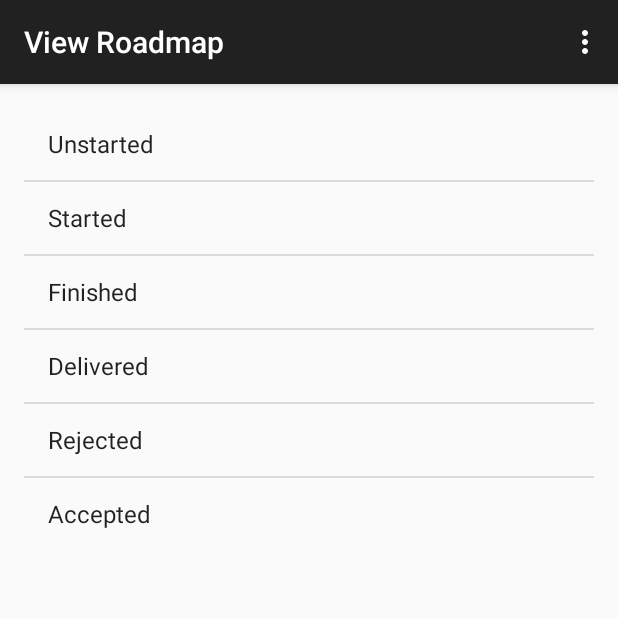
After one commit to sickan90/EDA397-Group-3-2015, an Android app: the ViewRoadmap screen opened directly, with no data from a screen before it, on a phone screen of 412 x 824 dp, the top half of it. The commit adds this screen. Run offline under Robolectric (Android 15) with nearby library versions, the phone set to English and light mode, and no system bars; our stand-ins replace Volley; network calls fail.

Commit message:
Finished the user story View Roadmap

```diff
--- /dev/null
+++ b/app/src/main/java/com/github/sickan90/eda397ppapp/ViewRoadmap.java
@@ -0,0 +1,172 @@
+package com.github.sickan90.eda397ppapp;
+
+import android.content.Intent;
+import android.content.SharedPreferences;
+import android.support.v7.app.ActionBarActivity;
+import android.os.Bundle;
+import android.view.Menu;
+import android.view.MenuItem;
+import android.view.View;
+import android.widget.AdapterView;
+import android.widget.ArrayAdapter;
+import android.widget.ListView;
+import android.widget.Toast;
+
+import com.android.volley.AuthFailureError;
+import com.android.volley.Response;
+import com.android.volley.VolleyError;
+import com.android.volley.VolleyLog;
+import com.android.volley.toolbox.JsonArrayRequest;
+
+import org.json.JSONArray;
+
+import java.util.HashMap;
+import java.util.Map;
+
+
+public class ViewRoadmap extends ActionBarActivity {
+    ListView listView;
+    private final static String PREFERENCES = "PREFERENCES";
+
+    @Override
+    protected void onCreate(Bundle savedInstanceState) {
+        super.onCreate(savedInstanceState);
+        setContentView(R.layout.activity_view_roadmap);
+        RemoteRequester.getInstance().initialize(getCacheDir());
+
+        listView = (ListView) findViewById(R.id.getStoriesList);
+
+        String[] statusOfStories = {"Unstarted", "Started", "Finished", "Delivered",
+                "Rejected", "Accepted"};
+
+        ArrayAdapter<String> adapter = new ArrayAdapter<String>(this,
+                android.R.layout.simple_list_item_1, statusOfStories);
+
+        listView.setAdapter(adapter);
+
+        listView.setOnItemClickListener(new AdapterView.OnItemClickListener() {
+            @Override
+            public void onItemClick(AdapterView<?> arg0, final View arg1, int position,
+                                    long id) {
+                String statusOfStories = (String) listView.getItemAtPosition(position);
+                System.out.println(statusOfStories);
+                statusOfStories = statusOfStories.toLowerCase();
+                String url = "https://www.pivotaltracker.com/services/v5/projects/1310422/stories?" +
+                        "date_format=millis&with_state=" +
+                        statusOfStories + "";
+                SharedPreferences settings = getSharedPreferences(PREFERENCES, 0);
+                final String trackerKey = settings.getString("trackerKey", "");
+
+                // Formulate the request and handle the response.
+                JsonArrayRequest jsonArrayRequest = new JsonArrayRequest(url,
+                        new Response.Listener<JSONArray>() {
+
+                            @Override
+                            public void onResponse(JSONArray response) {
+                                //Log.i("Response", response.toString());
+                                if (response == null || response.length() == 0) {
+                                    Toast.makeText(getApplicationContext(), "There are no stories in this category.",
+                                            Toast.LENGTH_SHORT).show();
+                                }
+                                else {
+                                    Intent intent = new Intent(arg1.getContext(), ViewRoadmapList.class);
+                                    intent.putExtra("RESPONSE", response.toString());
+                                    startActivity(intent);
+                                }
+                            }
+                        }, new Response.ErrorListener() {
+
+                    @Override
+                    public void onErrorResponse(VolleyError error) {
+                        VolleyLog.d("Error", "Error: " + error.getMessage());
+                        Toast.makeText(getApplicationContext(),
+                                error.getMessage(), Toast.LENGTH_SHORT).show();
+                    }
+                }) {
+                    public Map<String, String> getHeaders() throws AuthFailureError {
+                        HashMap<String, String> headers = new HashMap<String, String>();
+                        headers.put("Content-Type", "application/json");
+                        headers.put("X-Tracker-Project-Version", "62");
+                        headers.put("X-Tracker-Pagination-Limit", "100");
+                        headers.put("X-Tracker-Pagination-Offset", "0");
+                        headers.put("X-Tracker-Pagination-Total", "4");
+                        headers.put("X-Tracker-Pagination-Returned", "4");
+                        headers.put("X-TrackerToken", trackerKey);
+                        return headers;
+                    }
+                };
+
+                // Add the request to the RequestQueue.
+                RemoteRequester.getInstance().addRequest(jsonArrayRequest);
+            }
+        });
+    }
+
+    @Override
+    public boolean onCreateOptionsMenu(Menu menu) {
+        // Inflate the menu; this adds items to the action bar if it is present.
+        getMenuInflater().inflate(R.menu.menu_view_roadmap, menu);
+        return true;
+    }
+
+    @Override
+    public boolean onOptionsItemSelected(MenuItem item) {
+        // Handle action bar item clicks here. The action bar will
+        // automatically handle clicks on the Home/Up button, so long
+        // as you specify a parent activity in AndroidManifest.xml.
+        int id = item.getItemId();
+
+        //noinspection SimplifiableIfStatement
+        if (id == R.id.action_settings) {
+            return true;
+        }
+
+        return super.onOptionsItemSelected(item);
+    }
+
+    /*public void getStories(final View view, String statusOfStories) {
+        System.out.println(statusOfStories);
+        statusOfStories = statusOfStories.toLowerCase();
+        String url = "https://www.pivotaltracker.com/services/v5/projects/1310422/stories?" +
+                "date_format=millis&with_state=" +
+                statusOfStories + "";
+        SharedPreferences settings = getSharedPreferences(PREFERENCES, 0);
+        final String trackerKey = settings.getString("trackerKey", "");
+
+        // Formulate the request and handle the response.
+        JsonArrayRequest jsonArrayRequest = new JsonArrayRequest(url,
+                new Response.Listener<JSONArray>() {
+
+                    @Override
+                    public void onResponse(JSONArray response) {
+                        //Log.i("Response", response.toString());
+                        Intent intent = new Intent(view.getContext(), ViewRoadmapList.class);
+                        intent.putExtra("RESPONSE", response.toString());
+                        startActivity(intent);
+                    }
+                }, new Response.ErrorListener() {
+
+            @Override
+            public void onErrorResponse(VolleyError error) {
+                VolleyLog.d("Error", "Error: " + error.getMessage());
+                Toast.makeText(getApplicationContext(),
+                        error.getMessage(), Toast.LENGTH_SHORT).show();
+            }
+        }) {
+            public Map<String, String> getHeaders() throws AuthFailureError {
+                HashMap<String, String> headers = new HashMap<String, String>();
+                headers.put("Content-Type", "application/json");
+                headers.put("X-Tracker-Project-Version", "62");
+                headers.put("X-Tracker-Pagination-Limit", "100");
+                headers.put("X-Tracker-Pagination-Offset", "0");
+                headers.put("X-Tracker-Pagination-Total", "4");
+                headers.put("X-Tracker-Pagination-Returned", "4");
+                headers.put("X-TrackerToken", trackerKey);
+                return headers;
+            }
+        };
+
+        // Add the request to the RequestQueue.
+        RemoteRequester.getInstance().addRequest(jsonArrayRequest);
+    }*/
+}
--- /dev/null
+++ b/app/src/main/res/layout/activity_view_roadmap.xml
@@ -0,0 +1,19 @@
+<LinearLayout xmlns:android="http://schemas.android.com/apk/res/android"
+    xmlns:tools="http://schemas.android.com/tools" android:layout_width="match_parent"
+    android:layout_height="match_parent" android:paddingLeft="@dimen/activity_horizontal_margin"
+    android:paddingRight="@dimen/activity_horizontal_margin"
+    android:paddingTop="@dimen/activity_vertical_margin"
+    android:paddingBottom="@dimen/activity_vertical_margin"
+    tools:context="com.github.sickan90.eda397ppapp.ViewRoadmap">
+
+    <ListView android:layout_height="wrap_content"
+        android:layout_width="fill_parent"
+        android:id="@+id/getStoriesList"
+        android:footerDividersEnabled="true" />
+    <TextView android:layout_width="fill_parent"
+        android:layout_height="wrap_content"
+        android:text="@string/view_roadmap_text"
+        android:id="@+id/getStories" />
+
+
+</LinearLayout>
--- /dev/null
+++ b/app/src/main/res/menu/menu_view_roadmap.xml
@@ -0,0 +1,7 @@
+<menu xmlns:android="http://schemas.android.com/apk/res/android"
+    xmlns:app="http://schemas.android.com/apk/res-auto"
+    xmlns:tools="http://schemas.android.com/tools"
+    tools:context="com.github.sickan90.eda397ppapp.ViewRoadmap">
+    <item android:id="@+id/action_settings" android:title="@string/action_settings"
+        android:orderInCategory="100" app:showAsAction="never" />
+</menu>
--- a/app/src/main/res/values/dimens.xml
+++ b/app/src/main/res/values/dimens.xml
@@ -13,4 +13,7 @@
     <!-- Pair Programming Dimension Settings -->
     <dimen name="activity_pair_programming_tip_text_size">24sp</dimen>
 
+    <!-- View Individual Story Dimension Settings -->
+    <dimen name="activity_view_individual_story_text_size">24sp</dimen>
+
 </resources>
```
Also changed, not shown: app/src/main/AndroidManifest.xml (+15 -1 lines), app/src/main/java/com/github/sickan90/eda397ppapp/MainActivity.java (+10 -2 lines), app/src/main/java/com/github/sickan90/eda397ppapp/ViewIndividualStory.java (added, +53 -0 lines), app/src/main/java/com/github/sickan90/eda397ppapp/ViewRoadmapList.java (added, +137 -0 lines), app/src/main/res/layout/activity_view_individual_story.xml (added, +54 -0 lines), app/src/main/res/layout/activity_view_roadmap_list.xml (added, +18 -0 lines), app/src/main/res/menu/menu_view_individual_story.xml (added, +7 -0 lines), app/src/main/res/menu/menu_view_roadmap_list.xml (added, +7 -0 lines), app/src/main/res/values/strings.xml (+17 -1 lines).
